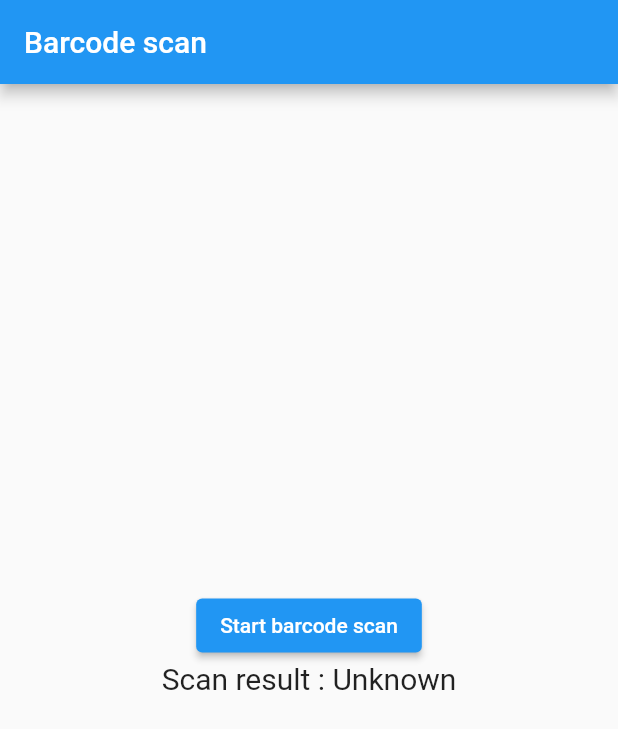
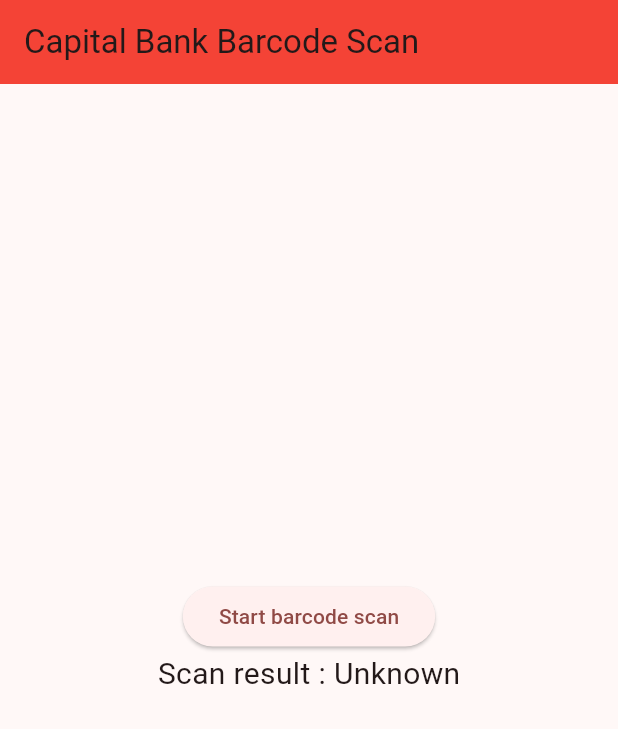
Before and after one commit to Techguysht/stock_scanner, a Flutter app: the screen it shows after launch, on a phone screen of 412 x 824 dp. Shown: the top 729 px of the screen. Run offline on Flutter 3.47's test engine with Material 2 defaults, Android fonts, the phone set to English and light mode, and no system bars; our stand-ins replace get; missing offline and left inert: flutter_barcode_scanner.

```diff
--- a/lib/scanner_screen.dart
+++ b/lib/scanner_screen.dart
@@ -70,7 +70,10 @@
   Widget build(BuildContext context) {
     return MaterialApp(
       home: Scaffold(
-            appBar: AppBar(title: const Text('Barcode scan')),
+          appBar: AppBar(
+            title: const Text('Capital Bank Barcode Scan'),
+            backgroundColor: Colors.red,
+          ),
           body: Builder(builder: (BuildContext context) {
             return Container(
                 alignment: Alignment.center,
@@ -90,6 +93,26 @@
                       Text('Scan result : $_scanBarcode\n',
                           style: TextStyle(fontSize: 20))
                     ]));
-            })));
+          })),
+      theme: ThemeData(
+        // This is the theme of your application.
+        //
+        // TRY THIS: Try running your application with "flutter run". You'll see
+        // the application has a blue toolbar. Then, without quitting the app,
+        // try changing the seedColor in the colorScheme below to Colors.green
+        // and then invoke "hot reload" (save your changes or press the "hot
+        // reload" button in a Flutter-supported IDE, or press "r" if you used
+        // the command line to start the app).
+        //
+        // Notice that the counter didn't reset back to zero; the application
+        // state is not lost during the reload. To reset the state, use hot
+        // restart instead.
+        //
+        // This works for code too, not just values: Most code changes can be
+        // tested with just a hot reload.
+        colorScheme: ColorScheme.fromSeed(seedColor: Colors.redAccent),
+        useMaterial3: true,
+      ),
+    );
   }
 }
```
Lines whose indentation alone changed are shown as unchanged.
